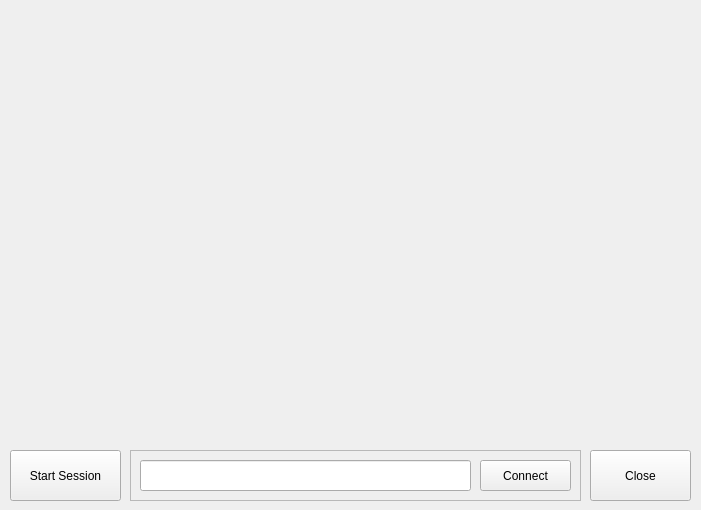
This is design.ui in lepisma/hablar as Qt 5 draws it before an edit. The edited form follows.
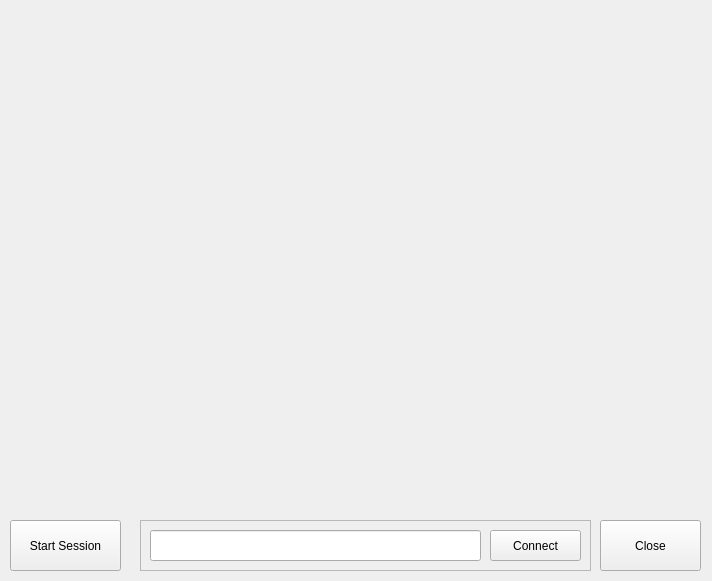
This is the edited form.

```diff
--- a/design.ui
+++ b/design.ui
@@ -6,8 +6,8 @@
    <rect>
     <x>0</x>
     <y>0</y>
-    <width>701</width>
-    <height>510</height>
+    <width>712</width>
+    <height>581</height>
    </rect>
   </property>
   <property name="windowTitle">
@@ -18,7 +18,7 @@
     <property name="geometry">
      <rect>
       <x>10</x>
-      <y>450</y>
+      <y>520</y>
       <width>111</width>
       <height>51</height>
      </rect>
@@ -30,8 +30,8 @@
    <widget class="QPushButton" name="pushButton_2">
     <property name="geometry">
      <rect>
-      <x>590</x>
-      <y>450</y>
+      <x>600</x>
+      <y>520</y>
       <width>101</width>
       <height>51</height>
      </rect>
@@ -43,8 +43,8 @@
    <widget class="QFrame" name="frame">
     <property name="geometry">
      <rect>
-      <x>130</x>
-      <y>450</y>
+      <x>140</x>
+      <y>520</y>
       <width>451</width>
       <height>51</height>
      </rect>
@@ -79,6 +79,25 @@
      </property>
     </widget>
    </widget>
+   <widget class="QLabel" name="label">
+    <property name="geometry">
+     <rect>
+      <x>20</x>
+      <y>20</y>
+      <width>671</width>
+      <height>480</height>
+     </rect>
+    </property>
+    <property name="minimumSize">
+     <size>
+      <width>640</width>
+      <height>480</height>
+     </size>
+    </property>
+    <property name="text">
+     <string/>
+    </property>
+   </widget>
   </widget>
  </widget>
  <resources/>
```
Left out of the diff: 8 changed lines with no effect on the pictures.
